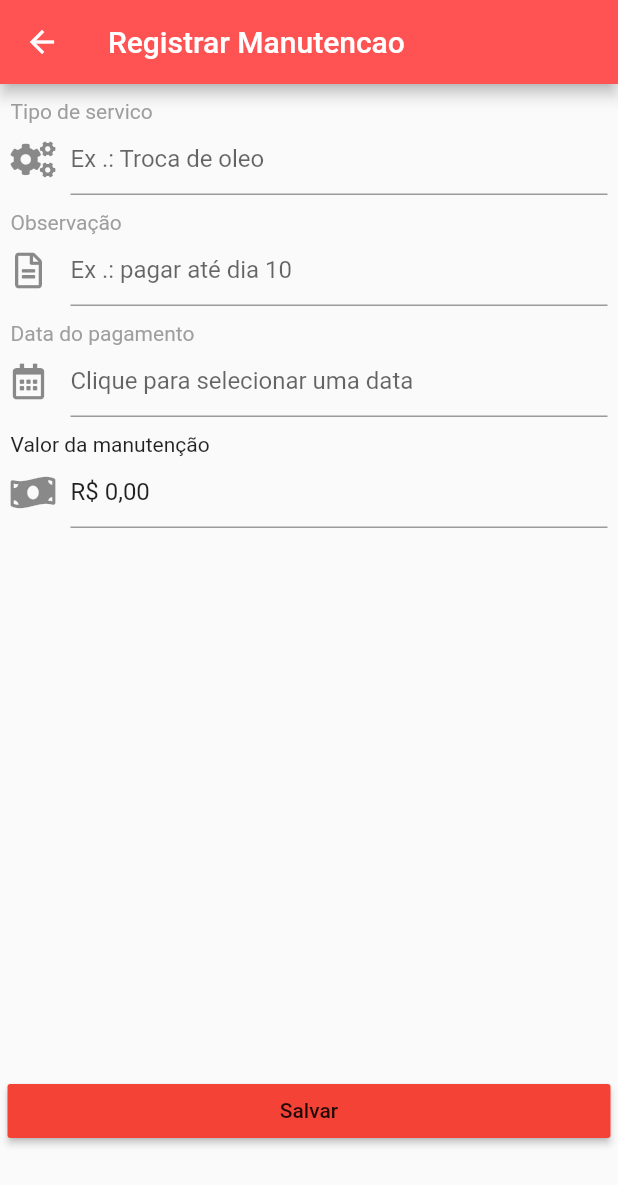
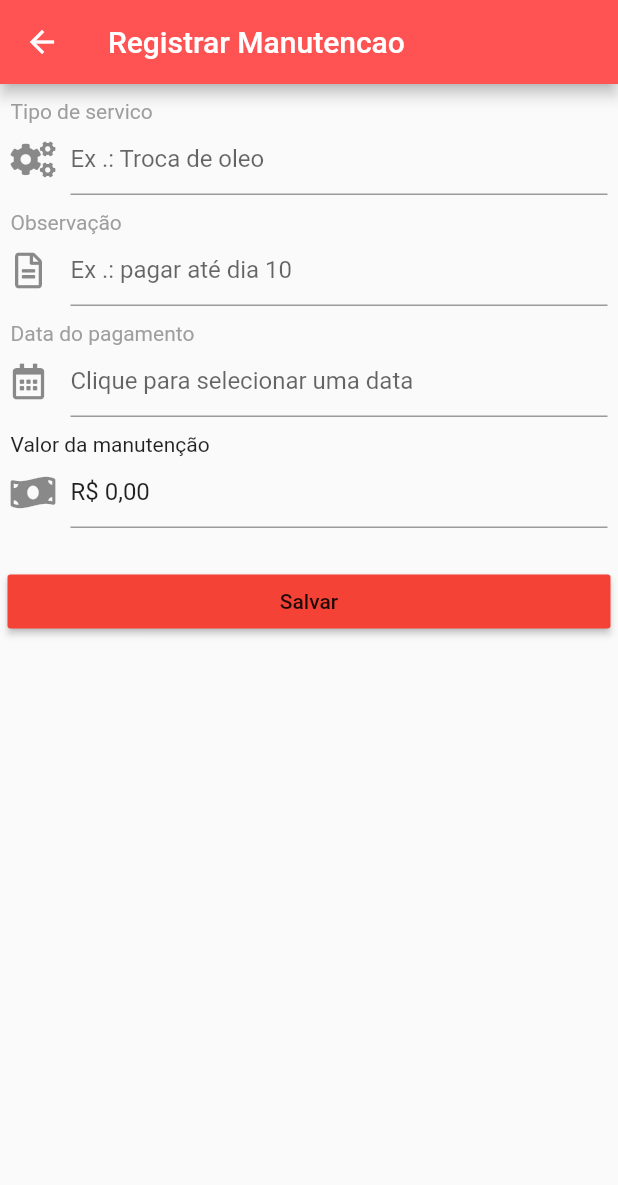
Before and after one commit to rafaelmennabarreto/CarApp, a Flutter app: the Cadastrarmanutencao screen opened directly, on a phone screen of 412 x 824 dp. Shown: the top 1185 px of the screen. Run offline on Flutter 3.47's test engine with Material 2 defaults, Android fonts, the phone set to English and light mode, and no system bars; our stand-ins replace flutter_masked_text, font_awesome_flutter.

Commit message:
adjuste container size

```diff
--- a/lib/manutencao/cadastrarManutencao/cadastrarManutencao.dart
+++ b/lib/manutencao/cadastrarManutencao/cadastrarManutencao.dart
@@ -40,10 +40,7 @@ class _CadastrarmanutencaoState extends State<Cadastrarmanutencao> {
   }
 
   formulario() => Container(
-        height: MediaQuery.of(context).size.height * 0.86,
         child: Column(
-          mainAxisSize: MainAxisSize.max,
-          mainAxisAlignment: MainAxisAlignment.spaceBetween,
           children: <Widget>[
             Column(
               children: <Widget>[
@@ -76,7 +73,7 @@ class _CadastrarmanutencaoState extends State<Cadastrarmanutencao> {
             ),
             ButtonTheme(
                 child: Padding(
-              padding: EdgeInsets.fromLTRB(5, 15, 5, 0),
+              padding: EdgeInsets.fromLTRB(5, 25, 5, 0),
               child: MaterialButton(
                 onPressed: () => {},
                 minWidth: MediaQuery.of(context).size.width,
```
